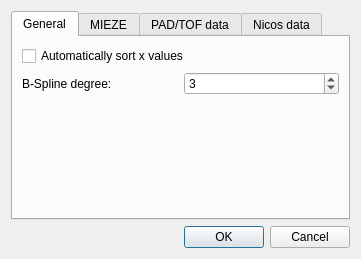
Before: the Qt Designer form ui/settings.ui in tweber-ill/frm_mirror-miezetools, drawn with Qt 5.
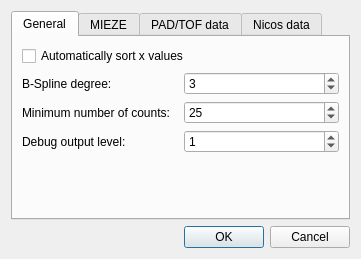
After: the same form once the commit is applied.

```diff
--- a/ui/settings.ui
+++ b/ui/settings.ui
@@ -24,6 +24,26 @@
        <string>General</string>
       </attribute>
       <layout class="QGridLayout" name="gridLayout_4">
+       <item row="2" column="0">
+        <widget class="QLabel" name="label_8">
+         <property name="text">
+          <string>Minimum number of counts:</string>
+         </property>
+        </widget>
+       </item>
+       <item row="1" column="1">
+        <widget class="QSpinBox" name="spinSpline">
+         <property name="minimum">
+          <number>1</number>
+         </property>
+         <property name="maximum">
+          <number>10</number>
+         </property>
+         <property name="value">
+          <number>3</number>
+         </property>
+        </widget>
+       </item>
        <item row="0" column="0" colspan="2">
         <widget class="QCheckBox" name="checkSortX">
          <property name="text">
@@ -31,6 +51,16 @@
          </property>
         </widget>
        </item>
+       <item row="2" column="1">
+        <widget class="QSpinBox" name="spinMinCts">
+         <property name="maximum">
+          <number>9999999</number>
+         </property>
+         <property name="value">
+          <number>25</number>
+         </property>
+        </widget>
+       </item>
        <item row="1" column="0">
         <widget class="QLabel" name="label_7">
          <property name="text">
@@ -38,20 +68,7 @@
          </property>
         </widget>
        </item>
-       <item row="1" column="1">
-        <widget class="QSpinBox" name="spinSpline">
-         <property name="minimum">
-          <number>1</number>
-         </property>
-         <property name="maximum">
-          <number>10</number>
-         </property>
-         <property name="value">
-          <number>3</number>
-         </property>
-        </widget>
-       </item>
-       <item row="2" column="0">
+       <item row="4" column="0" colspan="2">
         <spacer name="verticalSpacer_4">
          <property name="orientation">
           <enum>Qt::Vertical</enum>
@@ -64,6 +81,23 @@
          </property>
         </spacer>
        </item>
+       <item row="3" column="0">
+        <widget class="QLabel" name="label_9">
+         <property name="text">
+          <string>Debug output level:</string>
+         </property>
+        </widget>
+       </item>
+       <item row="3" column="1">
+        <widget class="QSpinBox" name="spinDebug">
+         <property name="maximum">
+          <number>3</number>
+         </property>
+         <property name="value">
+          <number>1</number>
+         </property>
+        </widget>
+       </item>
       </layout>
      </widget>
      <widget class="QWidget" name="tab">
```
